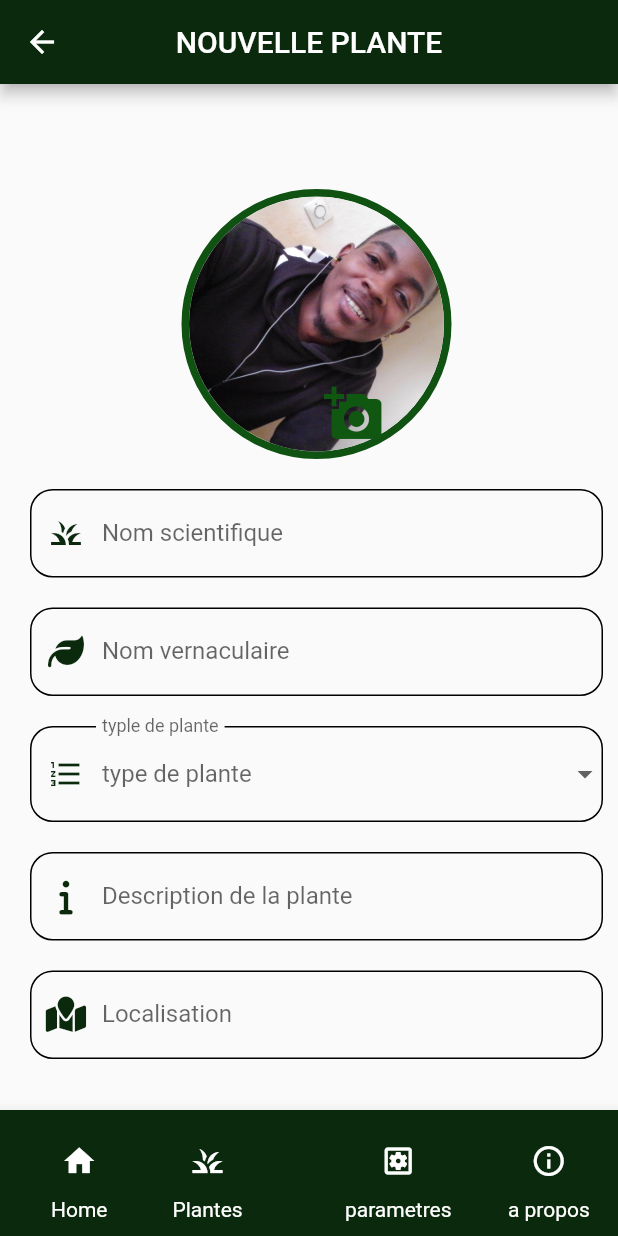
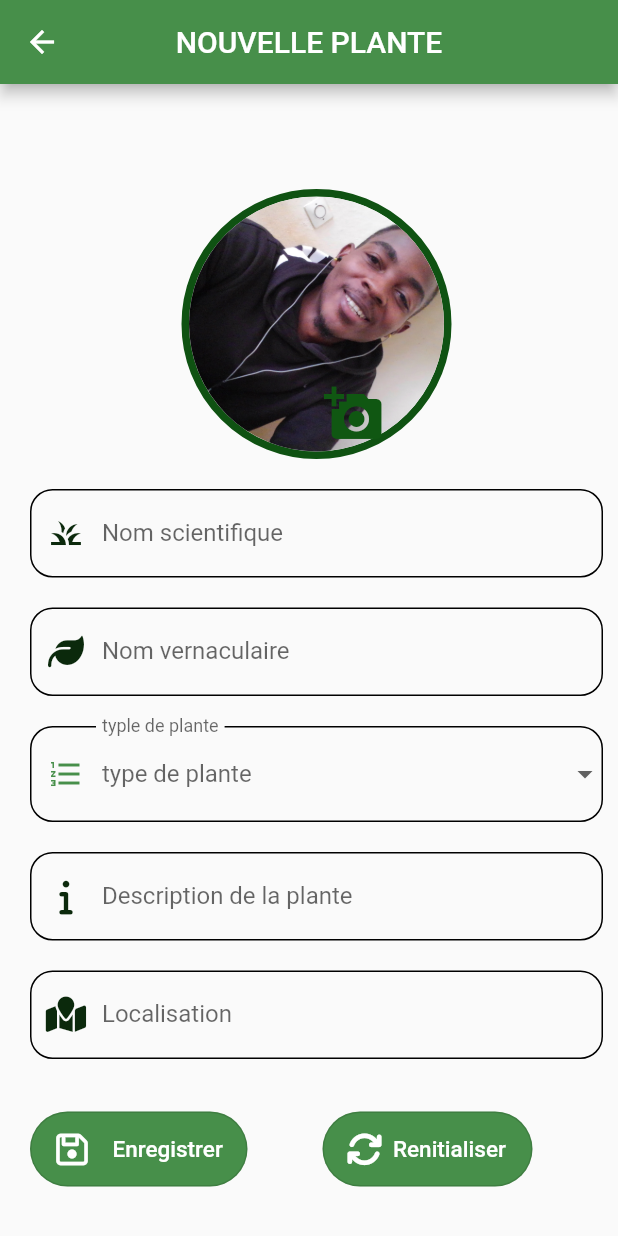
Before and after one commit to juvernal/flutter_app, a Flutter app: the screen it shows after launch, after a tap on the "add" icon, on a phone screen of 412 x 824 dp. Run offline on Flutter 3.47's test engine with Material 2 defaults, Android fonts, the light colour scheme and no system bars; drawn by our look-alikes of flutter_form_builder; our stand-ins replace font_awesome_flutter, get, im_stepper, image_picker, sqflite; missing offline and left inert: form_builder_image_picker; accounts and stored records are empty.

Commit message:
Some modifications

```diff
--- a/lib/main.dart
+++ b/lib/main.dart
@@ -2,7 +2,6 @@
 
 import 'package:flutter/material.dart';
 import 'package:get/get.dart';
-import 'package:testapp2/bd/bd.dart';
 import 'screens/Home.dart';
 
 void main() {
--- a/lib/screens/About.dart
+++ b/lib/screens/About.dart
@@ -4,13 +4,12 @@ import '../widgets/my_app_bar.dart';
 import '../widgets/my_bottom_bar.dart';
 
 class About extends StatelessWidget {
-   About({super.key});
+  const About({super.key});
   // String product_name;
   @override
   Widget build(BuildContext context) {
     return Scaffold(
-      appBar: myAppBar(context, "A propos"),
-      bottomNavigationBar: const MyBottomAppBar(),
+      body: Text("About Page"),
     );
   }
 }
--- a/lib/screens/Home.dart
+++ b/lib/screens/Home.dart
@@ -1,7 +1,10 @@
 import 'package:flutter/material.dart';
+import 'package:testapp2/screens/About.dart';
+import 'package:testapp2/screens/plants.dart';
+import 'package:testapp2/screens/settings.dart';
+import 'package:testapp2/usefull/constantes.dart';
 import '../usefull/Utility.dart';
 import '/screens/form.dart';
-import '../widgets/my_bottom_bar.dart';
 import '../bd/bd.dart';
 
 class Home extends StatefulWidget {
@@ -12,7 +15,87 @@ class Home extends StatefulWidget {
 }
 
 class _HomeState extends State<Home> {
+  int _pagesIndex = 0;
+  Constants constants = Constants();
+
+  static const List<Widget> _widgetOptions = <Widget>[
+    TheHome(),
+    Plants(),
+    Settings(),
+    About(),
+  ];
+
+  static const List<Widget> _titleOptions = <Widget>[
+    Text("KOAME PlantMed"),
+    Text("Liste des plantes"),
+    Text("Parametre"),
+    Text("A propos"),
+  ];
+
+  void _setPageIndex(int index) {
+    setState(() {
+      _pagesIndex = index;
+    });
+  }
+
+  @override
+  Widget build(BuildContext context) {
+    return Scaffold(
+      appBar: AppBar(
+        leading: null,
+        title: _titleOptions.elementAt(_pagesIndex),
+        centerTitle: true,
+        backgroundColor: constants.primaryColor,
+      ),
+      // bottomNavigationBar: const MyBottomAppBar(),
+      bottomNavigationBar: BottomNavigationBar(
+        items: [
+          BottomNavigationBarItem(
+            icon: const Icon(Icons.home_outlined),
+            backgroundColor: constants.primaryColor,
+            activeIcon: const Icon(Icons.home),
+            label: "Accueil",
+          ),
+          BottomNavigationBarItem(
+            icon: const Icon(Icons.grass_outlined),
+            activeIcon: const Icon(Icons.grass),
+            backgroundColor: constants.primaryColor,
+            label: "Plantes",
+          ),
+          BottomNavigationBarItem(
+            icon: const Icon(Icons.settings_outlined),
+            activeIcon: const Icon(Icons.settings),
+            backgroundColor: constants.primaryColor,
+            label: "Parametres",
+          ),
+          BottomNavigationBarItem(
+            icon: const Icon(Icons.info_outline),
+            activeIcon: const Icon(Icons.info),
+            backgroundColor: constants.primaryColor,
+            label: "A Propos",
+          ),
+        ],
+        currentIndex: _pagesIndex,
+        onTap: _setPageIndex,
+      ),
+      body: _widgetOptions.elementAt(_pagesIndex),
+    );
+  }
+}
+
+// ==================================================================================================================
+// ==================================================================================================================
+// ==================================================================================================================
+class TheHome extends StatefulWidget {
+  const TheHome({super.key});
+
+  @override
+  State<TheHome> createState() => _TheHomeState();
+}
+
+class _TheHomeState extends State<TheHome> {
   List<Map> plantList = [];
+  Constants constants = Constants();
 
   @override
   void initState() {
@@ -31,23 +114,18 @@ class _HomeState extends State<Home> {
   @override
   Widget build(BuildContext context) {
     return Scaffold(
-        appBar: AppBar(
-          leading: null,
-          title: const Text("KOAME PlantMed"),
-          centerTitle: true,
-          backgroundColor: const Color.fromARGB(255, 11, 41, 12),
-        ),
-        floatingActionButtonLocation: FloatingActionButtonLocation.centerDocked,
       floatingActionButton: FloatingActionButton(
         onPressed: () {
-            Navigator.push(context, MaterialPageRoute(builder: (context) {
+          Navigator.push(
+            context,
+            MaterialPageRoute(builder: (context) {
               return const MyForm();
-            }));
+            }),
+          );
         },
-          backgroundColor: const Color.fromARGB(255, 11, 41, 12),
+        backgroundColor: constants.primaryColor,
         child: const Icon(Icons.add),
       ),
-        bottomNavigationBar: const MyBottomAppBar(),
       body: SingleChildScrollView(
         child: Container(
           child: plantList.isEmpty
@@ -57,8 +135,8 @@ class _HomeState extends State<Home> {
                   children: plantList.map((plant) {
                     return Card(
                       child: ListTile(
-                            leading: Utility.imageFromBase64String(
-                                plant["photo"] ?? ""),
+                        leading:
+                            Utility.imageFromBase64String(plant["photo"] ?? ""),
                         title: Text(plant["nom_scientifique"]),
                         subtitle: Text(plant["type"]),
                         trailing: const Text("0"),
@@ -71,7 +149,9 @@ class _HomeState extends State<Home> {
                       ),
                     );
                   }).toList(),
-                    )),
-        ));
+                ),
+        ),
+      ),
+    );
   }
 }
--- a/lib/screens/form.dart
+++ b/lib/screens/form.dart
@@ -19,7 +19,6 @@ class _MyFormState extends State<MyForm> {
   Widget build(BuildContext context) {
     return Scaffold(
       appBar: myAppBar(context, "Nouvelle plante".toUpperCase()),
-      bottomNavigationBar: const MyBottomAppBar(),
       body: const MyNewForm(),
     );
   }
--- a/lib/screens/plants.dart
+++ b/lib/screens/plants.dart
@@ -8,8 +8,6 @@ class Plants extends StatelessWidget {
   @override
   Widget build(BuildContext context) {
     return Scaffold(
-      appBar: myAppBar(context, "Liste des plantes"),
-      bottomNavigationBar: const MyBottomAppBar(),
       backgroundColor: const Color.fromARGB(255, 33, 39, 26),
       body: Center(
         child: Container(
--- a/lib/screens/settings.dart
+++ b/lib/screens/settings.dart
@@ -16,8 +16,7 @@ class _SettingsState extends State<Settings> {
   @override
   Widget build(BuildContext context) {
     return Scaffold(
-      appBar: myAppBar(context, "Parametre"),
-      bottomNavigationBar: const MyBottomAppBar(),
+      body: Text("Settings page !!!"),
     );
   }
 }
--- /dev/null
+++ b/lib/usefull/constantes.dart
@@ -0,0 +1,6 @@
+import 'package:flutter/material.dart';
+
+class Constants {
+  Constants();
+  final Color primaryColor = const Color.fromARGB(255, 71, 143, 74);
+}
--- a/lib/widgets/my_app_bar.dart
+++ b/lib/widgets/my_app_bar.dart
@@ -1,10 +1,11 @@
 import 'package:flutter/material.dart';
+import 'package:testapp2/usefull/constantes.dart';
 
 AppBar myAppBar(BuildContext context, String title) {
-    return AppBar(
+  Constants constants = Constants();
+  return AppBar(
     centerTitle: true,
     title: Text(title),
-    leading: IconButton(onPressed: (){ Navigator.pop(context);}, icon: const Icon(Icons.arrow_back)),
-    backgroundColor: const Color.fromARGB(255, 11, 41, 12),
+    backgroundColor: constants.primaryColor,
   );
-  }
+}
--- a/lib/widgets/my_custom_form.dart
+++ b/lib/widgets/my_custom_form.dart
@@ -26,6 +26,7 @@ class MyCustomFormState extends State<MyCustomForm> {
   // Create a global key that uniquely identifies the Form widget
   // and allows validation of the form.
   final _formKey = GlobalKey<FormState>();
+
 
   @override
   Widget build(BuildContext context) {
--- a/lib/widgets/my_custom_form2.dart
+++ b/lib/widgets/my_custom_form2.dart
@@ -1,15 +1,14 @@
 import 'dart:io';
 
-import 'package:camera/camera.dart';
 import 'package:flutter/material.dart';
 import 'package:flutter_form_builder/flutter_form_builder.dart';
-// import 'package:form_builder_validators/form_builder_validators.dart';
+// ignore: depend_on_referenced_packages
 import 'package:image_picker/image_picker.dart';
 import 'package:font_awesome_flutter/font_awesome_flutter.dart';
+import 'package:testapp2/usefull/constantes.dart';
 import '../screens/Home.dart';
 import '../usefull/Utility.dart';
 import '../widgets/my_input_decoration.dart';
-import 'package:form_builder_image_picker/form_builder_image_picker.dart';
 import '../usefull/Plant.dart';
 import '../usefull/DBhelp.dart';
 import '../bd/bd.dart';
@@ -44,6 +43,7 @@ class _MyNewFormState extends State<MyNewForm> {
   String? type;
   String? photo;
   File? pickedImage;
+  Constants constants = Constants();
 
   @override
   Widget build(BuildContext context) {
@@ -136,9 +136,6 @@ class _MyNewFormState extends State<MyNewForm> {
                       FontAwesomeIcons.leaf,
                       const Color.fromARGB(255, 11, 41, 12),
                     ),
-                    // validator: FormBuilderValidators.compose([
-                    //   FormBuilderValidators.required(errorText: "Entrer le nom vernaculaire")
-                    // ]),
                   )),
               Padding(
                 padding:
@@ -146,14 +143,14 @@ class _MyNewFormState extends State<MyNewForm> {
                 child: DropdownButtonFormField(
                   // value: 'item1',
                   hint: const Text('type de plante'),
-                  decoration: const InputDecoration(
+                  decoration: InputDecoration(
                       labelText: 'typle de plante',
-                      enabledBorder: OutlineInputBorder(
+                      enabledBorder: const OutlineInputBorder(
                           borderRadius:
                               BorderRadius.all(Radius.circular(15.0))),
                       prefixIcon: Icon(
                         Icons.format_list_numbered_outlined,
-                        color: Color.fromARGB(255, 11, 41, 12),
+                        color: constants.primaryColor,
                       )),
                   onChanged: (value) {
                     setState(() {
@@ -224,7 +221,7 @@ class _MyNewFormState extends State<MyNewForm> {
                     child: OutlinedButton(
                       style: OutlinedButton.styleFrom(
                         shape: const StadiumBorder(),
-                        backgroundColor: const Color.fromARGB(255, 11, 41, 12),
+                        backgroundColor: constants.primaryColor,
                       ),
                       onPressed: () async {
                         // if (true) {
@@ -242,20 +239,15 @@ class _MyNewFormState extends State<MyNewForm> {
                           photo: photo,
                           type: type.toString(),
                         );
-                        // Image file = _formKey.currentState!.value['photos'];
-                        // String photo_name = Utility.base64String(await );
                         await SqlHelper.db();
                         int val = await SqlHelper.addPlant(pl);
                         // ignore: use_build_context_synchronously
-                        Navigator.push(context,
-                            MaterialPageRoute(builder: (context) {
-                          return const Home();
-                        }));
+                        Navigator.pop(context);
                         debugPrint(val.toString());
                         debugPrint(pl.toString());
                       },
-                      child: Row(
-                        children: const [
+                      child: const Row(
+                        children: [
                           Icon(
                             FontAwesomeIcons.floppyDisk,
                             color: Colors.white,
@@ -282,15 +274,15 @@ class _MyNewFormState extends State<MyNewForm> {
                     child: OutlinedButton(
                       style: OutlinedButton.styleFrom(
                         shape: const StadiumBorder(),
-                        backgroundColor: const Color.fromARGB(255, 11, 41, 12),
+                        backgroundColor: constants.primaryColor,
                       ),
                       onPressed: () {
                         debugPrint(photo);
                         _formKey.currentState!.reset();
                         SqlHelper.del();
                       },
-                      child: Row(
-                        children: const [
+                      child: const Row(
+                        children: [
                           Icon(
                             FontAwesomeIcons.arrowsRotate,
                             color: Colors.white,
```
Lines whose indentation alone changed are shown as unchanged.
